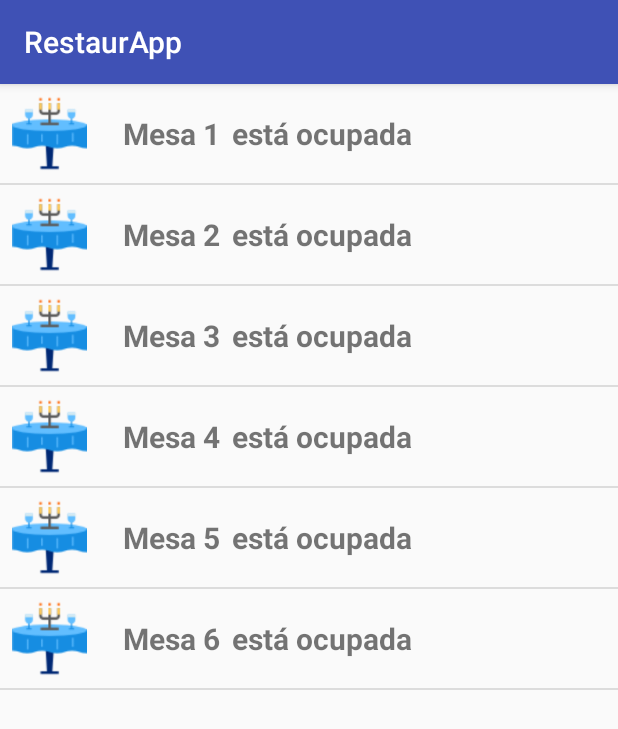
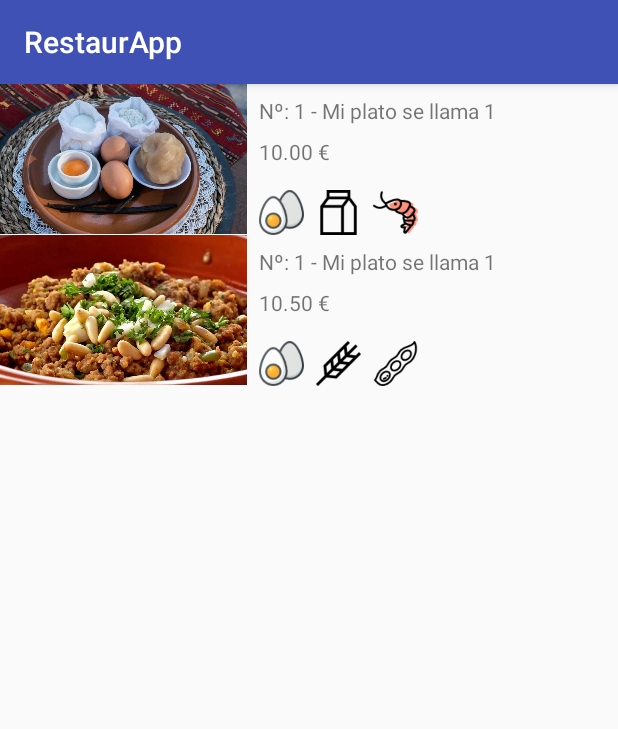
Before and after one commit to HectorAguado/RestaurApp, an Android app: the screen it shows after launch (TableListActivity before the commit, TableDetailActivity after it), after a tap on an icon or button, on a phone screen of 412 x 824 dp. Shown: the top 729 px of the screen. Run offline under Robolectric (Android 15) with nearby library versions, the phone set to English and light mode, and no system bars.

Commit message:
Añadido RecyclerView en TableDetailActivity y creado su adaptador MealListAdapter

```diff
--- a/app/src/main/AndroidManifest.xml
+++ b/app/src/main/AndroidManifest.xml
@@ -16,6 +16,7 @@
                 <category android:name="android.intent.category.LAUNCHER" />
             </intent-filter>
         </activity>
+        <activity android:name=".activity.TableDetailActivity"></activity>
     </application>
 
 </manifest>
--- /dev/null
+++ b/app/src/main/java/com/haguado/restaurapp/activity/TableDetailActivity.kt
@@ -0,0 +1,47 @@
+package com.haguado.restaurapp.activity
+
+import android.content.Context
+import android.content.Intent
+import android.os.Bundle
+import android.support.v7.app.AppCompatActivity
+import android.support.v7.widget.LinearLayoutManager
+import android.support.v7.widget.RecyclerView
+import com.haguado.restaurapp.R
+import com.haguado.restaurapp.adapter.MealListAdapter
+import com.haguado.restaurapp.model.Table
+import kotlinx.android.synthetic.main.activity_table_detail.*
+
+
+class TableDetailActivity : AppCompatActivity(){
+
+    companion object {
+        val EXTRA_TABLE = "EXTRA_TABLE"
+
+        fun intent(context: Context, table: Table): Intent {
+            val intent = Intent(context, TableDetailActivity::class.java)
+            intent.putExtra(EXTRA_TABLE, table)
+            return  intent
+        }
+    }
+
+    override fun onCreate(savedInstanceState: Bundle?) {
+        super.onCreate(savedInstanceState)
+        setContentView(R.layout.activity_table_detail)
+
+        val table = intent.getSerializableExtra(EXTRA_TABLE) as Table
+
+
+        val adapter = MealListAdapter(table.meals)
+//        adapter.setTableMeals(table.meals)
+        meal_list.adapter = adapter
+        meal_list.layoutManager = LinearLayoutManager(this)
+
+
+    }
+
+    // INTERFACE IMPLEMENTATION
+//    override fun onTableSelected(table: Table, position: Int) {
+//        val intent =
+//    }
+
+}
--- a/app/src/main/java/com/haguado/restaurapp/activity/TableListActivity.kt
+++ b/app/src/main/java/com/haguado/restaurapp/activity/TableListActivity.kt
@@ -6,24 +6,33 @@ import android.widget.AdapterView
 import android.widget.Toast
 import com.haguado.restaurapp.R
 import com.haguado.restaurapp.adapter.TableListAdapter
+import com.haguado.restaurapp.model.Table
 import com.haguado.restaurapp.repository.TablesRepo
 import kotlinx.android.synthetic.main.activity_table_list.*
 
 class TableListActivity : AppCompatActivity() {
 
+
     override fun onCreate(savedInstanceState: Bundle?) {
         super.onCreate(savedInstanceState)
         setContentView(R.layout.activity_table_list)
 
+
         table_list.adapter = TableListAdapter(this)
         table_list.onItemClickListener = AdapterView.OnItemClickListener{
             adapterView, view, index, id ->
-            Toast.makeText(this, "pulsaste la mesa ${TablesRepo.getTable(index).number}", Toast.LENGTH_SHORT).show()
+            val table = TablesRepo.getTable(index)
+            val tableDetailActivity = TableDetailActivity.intent(this, table)
+            startActivity(tableDetailActivity)
+//            Toast.makeText(this, "pulsaste la mesa ${TablesRepo.getTable(index).number}", Toast.LENGTH_SHORT).show()
         }
 
 
     }
 
-
+     // INTERFACE
+//    interface OnTableSelectedListener{
+//         fun onTableSelected(table: Table, position: Int)
+//     }
 
 }
--- /dev/null
+++ b/app/src/main/java/com/haguado/restaurapp/adapter/MealListAdapter.kt
@@ -0,0 +1,88 @@
+package com.haguado.restaurapp.adapter
+
+import android.support.v7.widget.RecyclerView
+import android.view.LayoutInflater
+import android.view.View
+import android.view.ViewGroup
+import android.widget.ImageView
+import android.widget.TextView
+import com.haguado.restaurapp.R
+import com.haguado.restaurapp.model.Alergen
+import com.haguado.restaurapp.model.Meal
+
+class MealListAdapter(private val meals: MutableList<Meal>): RecyclerView.Adapter<MealListAdapter.MealViewHolder>() {
+
+    private val items = meals
+
+    override fun onCreateViewHolder(parent: ViewGroup, viewType: Int): MealViewHolder{
+        val view = LayoutInflater
+                .from(parent.context)
+                .inflate(R.layout.view_meal_list_item, parent, false)
+        return MealViewHolder(view)
+    }
+
+    override fun getItemCount(): Int {
+        return items.size
+    }
+
+    override fun onBindViewHolder(holder:MealViewHolder, position: Int) {
+        holder.bindMealItem(items[position])
+    }
+
+    fun setTableMeals(meals: MutableList<Meal>){
+        meals.clear()
+        items.addAll(meals)
+        notifyDataSetChanged()
+    }
+
+    inner class MealViewHolder(itemView: View): RecyclerView.ViewHolder(itemView){
+        val mealImage = itemView.findViewById<ImageView>(R.id.meal_imageview)
+        val numberAndName = itemView.findViewById<TextView>(R.id.number_name_label)
+        val price = itemView.findViewById<TextView>(R.id.price_label)
+        val context = itemView.context
+        val iconEgg = itemView.findViewById<ImageView>(R.id.icon_egg)
+        val iconLactose = itemView.findViewById<ImageView>(R.id.icon_lactose)
+        val iconGluten = itemView.findViewById<ImageView>(R.id.icon_gluten)
+        val iconSoy = itemView.findViewById<ImageView>(R.id.icon_soy)
+        val iconShrimp = itemView.findViewById<ImageView>(R.id.icon_shrimp)
+
+        fun bindMealItem(meal: Meal){
+            mealImage?.setImageResource(meal.img)
+            numberAndName?.text = meal.toString()
+            price?.text = context.getString(R.string.currency_format,meal.price)
+            setAlergenIcons(meal.alergens)
+        }
+        fun setAlergenIcons(alergens: List<Alergen>){
+
+            if (Alergen.EGG in alergens){
+                iconEgg?.visibility = View.VISIBLE
+            }else{
+                iconEgg?.visibility = View.GONE
+            }
+
+            if (Alergen.LACTOSE in alergens){
+                iconLactose?.visibility = View.VISIBLE
+            }else{
+                iconLactose?.visibility = View.GONE
+            }
+
+            if (Alergen.GLUTEN in alergens){
+                iconGluten?.visibility = View.VISIBLE
+            }else{
+                iconGluten?.visibility = View.GONE
+            }
+
+            if (Alergen.SOY in alergens){
+                iconSoy?.visibility = View.VISIBLE
+            }else{
+                iconSoy?.visibility = View.GONE
+            }
+
+            if (Alergen.SHRIMP in alergens){
+                iconShrimp?.visibility = View.VISIBLE
+            }else{
+                iconShrimp?.visibility = View.GONE
+            }
+        }
+    }
+}
--- a/app/src/main/java/com/haguado/restaurapp/adapter/TableListAdapter.kt
+++ b/app/src/main/java/com/haguado/restaurapp/adapter/TableListAdapter.kt
@@ -4,14 +4,12 @@ import android.content.Context
 import android.view.LayoutInflater
 import android.view.View
 import android.view.ViewGroup
-import android.widget.AdapterView
 import android.widget.BaseAdapter
 import android.widget.ImageView
 import android.widget.TextView
 import com.haguado.restaurapp.R
+import com.haguado.restaurapp.repository.TablesRepo
 import com.haguado.restaurapp.model.Table
-import com.haguado.restaurapp.repository.TablesRepo
-import kotlinx.android.synthetic.main.view_table_list_item.*
 
 class TableListAdapter(context: Context): BaseAdapter() {
 
--- a/app/src/main/java/com/haguado/restaurapp/model/Alergen.kt
+++ b/app/src/main/java/com/haguado/restaurapp/model/Alergen.kt
@@ -1,8 +1,9 @@
 package com.haguado.restaurapp.model
 
 import com.haguado.restaurapp.R
+import java.io.Serializable
 
-enum class Alergen (val string: String, val img: Int ){
+enum class Alergen (val string: String, val img: Int ): Serializable{
     LACTOSE("Lactosa", R.drawable.lactose ),
     GLUTEN("Gluten", R.drawable.gluten),
     SOY("Soja", R.drawable.soyb),
--- a/app/src/main/java/com/haguado/restaurapp/model/Meal.kt
+++ b/app/src/main/java/com/haguado/restaurapp/model/Meal.kt
@@ -1,4 +1,18 @@
 package com.haguado.restaurapp.model
 
-data class Meal (var number: Int, var name: String, var description: String, var price: Float, var alergens: List<Alergen>, var img: Int) {
+import java.io.Serializable
+
+data class Meal (
+        var number: Int,
+        var name: String,
+        var description: String,
+        var price: Float,
+        var alergens: List<Alergen>,
+        var img: Int
+): Serializable {
+
+
+    override fun toString(): String {
+        return "Nº: ${number} - ${name}"
+    }
 }
--- a/app/src/main/java/com/haguado/restaurapp/model/Table.kt
+++ b/app/src/main/java/com/haguado/restaurapp/model/Table.kt
@@ -1,6 +1,8 @@
 package com.haguado.restaurapp.model
 
-data class Table (var number: Int, var meals: List<Meal>){
+import java.io.Serializable
+
+data class Table (var number: Int, var meals: MutableList<Meal>): Serializable{
     override fun toString() = "Mesa ${number}"
 //    override fun toString(): String {
 //        var string = ""
--- a/app/src/main/java/com/haguado/restaurapp/repository/TablesRepo.kt
+++ b/app/src/main/java/com/haguado/restaurapp/repository/TablesRepo.kt
@@ -1,6 +1,7 @@
 package com.haguado.restaurapp.repository
 
 import com.haguado.restaurapp.R
+import com.haguado.restaurapp.model.Alergen
 import com.haguado.restaurapp.model.Meal
 import com.haguado.restaurapp.model.Table
 
@@ -15,7 +16,7 @@ object TablesRepo {
     fun toArray() = tables.toTypedArray()
 
     private fun fillRestaurantTebles(): List<Table>{
-        val numberOfTables = 6
+        val numberOfTables = 12
         val tables: List<Table> = (1..numberOfTables).map {
             intToTable(it)
         }.toList()
@@ -23,7 +24,18 @@ object TablesRepo {
     }
 
     private fun intToTable(int: Int): Table {
-        return Table(int, listOf(Meal(1,"", "", 0.00f, listOf(), R.drawable.picadillo)))
+        return Table(int, mutableListOf(
+                Meal(int, "Mi plato se llama ${int}",
+                        "Descripción del plato ${int}",
+                        10f,
+                        listOf(Alergen.LACTOSE, Alergen.SHRIMP,Alergen.EGG),
+                        R.drawable.ponche),
+                Meal(int, "Mi plato se llama ${int}",
+                        "Descripción del plato ${int}",
+                        10.50f,
+                        listOf(Alergen.GLUTEN, Alergen.SOY,Alergen.EGG),
+                        R.drawable.picadillo))
+                )
     }
 
 }
--- /dev/null
+++ b/app/src/main/res/layout/activity_table_detail.xml
@@ -0,0 +1,15 @@
+<?xml version="1.0" encoding="utf-8"?>
+<LinearLayout
+    xmlns:android="http://schemas.android.com/apk/res/android"
+    xmlns:tools="http://schemas.android.com/tools"
+    android:layout_width="match_parent"
+    android:layout_height="match_parent"
+    tools:context=".activity.TableDetailActivity"
+    android:orientation="vertical">
+    <!--<include layout="@layout/view_table_list_item"/>-->
+
+    <android.support.v7.widget.RecyclerView
+        android:id="@+id/meal_list"
+        android:layout_width="match_parent"
+        android:layout_height="match_parent"></android.support.v7.widget.RecyclerView>
+</LinearLayout>
--- /dev/null
+++ b/app/src/main/res/layout/view_meal_list_item.xml
@@ -0,0 +1,99 @@
+<?xml version="1.0" encoding="utf-8"?>
+<android.support.constraint.ConstraintLayout
+    xmlns:android="http://schemas.android.com/apk/res/android"
+    xmlns:app="http://schemas.android.com/apk/res-auto"
+    xmlns:tools="http://schemas.android.com/tools"
+    android:layout_width="match_parent"
+    android:layout_height="wrap_content">
+
+
+    <android.support.constraint.Guideline
+        android:id="@+id/guideline"
+        android:layout_width="wrap_content"
+        android:layout_height="wrap_content"
+        android:orientation="vertical"
+        app:layout_constraintGuide_percent="0.4" />
+
+    <ImageView
+        android:id="@+id/meal_imageview"
+        android:layout_width="0dp"
+        android:layout_height="100dp"
+        android:scaleType="centerCrop"
+        app:layout_constraintEnd_toStartOf="@+id/guideline"
+        app:layout_constraintStart_toStartOf="parent"
+        app:layout_constraintTop_toTopOf="parent"
+        app:srcCompat="@drawable/tartaleta" />
+
+    <TextView
+        android:id="@+id/number_name_label"
+        android:layout_width="wrap_content"
+        android:layout_height="wrap_content"
+        android:layout_marginStart="8dp"
+        android:layout_marginTop="8dp"
+        app:layout_constraintStart_toStartOf="@+id/guideline"
+        app:layout_constraintTop_toTopOf="parent"
+        tools:text="Nº6: Tartaleta" />
+
+    <TextView
+        android:id="@+id/price_label"
+        android:layout_width="wrap_content"
+        android:layout_height="wrap_content"
+        android:layout_marginTop="8dp"
+        app:layout_constraintStart_toStartOf="@+id/number_name_label"
+        app:layout_constraintTop_toBottomOf="@+id/number_name_label"
+        tools:text="10,50 €" />
+
+    <ImageView
+        android:id="@+id/icon_egg"
+        android:layout_width="30dp"
+        android:layout_height="30dp"
+        android:layout_marginTop="16dp"
+        android:visibility="visible"
+        app:layout_constraintStart_toStartOf="@+id/number_name_label"
+        app:layout_constraintTop_toBottomOf="@+id/price_label"
+        app:srcCompat="@drawable/egg" />
+
+    <ImageView
+        android:id="@+id/icon_lactose"
+        android:layout_width="30dp"
+        android:layout_height="30dp"
+        android:layout_marginStart="8dp"
+        android:layout_marginTop="16dp"
+        android:visibility="visible"
+        app:layout_constraintStart_toEndOf="@+id/icon_egg"
+        app:layout_constraintTop_toBottomOf="@+id/price_label"
+        app:srcCompat="@drawable/lactose" />
+
+    <ImageView
+        android:id="@+id/icon_gluten"
+        android:layout_width="30dp"
+        android:layout_height="30dp"
+        android:layout_marginStart="8dp"
+        android:layout_marginTop="16dp"
+        android:visibility="visible"
+        app:layout_constraintStart_toEndOf="@+id/icon_lactose"
+        app:layout_constraintTop_toBottomOf="@+id/price_label"
+        app:srcCompat="@drawable/gluten" />
+
+    <ImageView
+        android:id="@+id/icon_soy"
+        android:layout_width="30dp"
+        android:layout_height="30dp"
+        android:layout_marginStart="8dp"
+        android:layout_marginTop="16dp"
+        android:visibility="visible"
+        app:layout_constraintStart_toEndOf="@+id/icon_gluten"
+        app:layout_constraintTop_toBottomOf="@+id/price_label"
+        app:srcCompat="@drawable/soyb" />
+
+    <ImageView
+        android:id="@+id/icon_shrimp"
+        android:layout_width="30dp"
+        android:layout_height="30dp"
+        android:layout_marginStart="8dp"
+        android:layout_marginTop="16dp"
+        android:visibility="visible"
+        app:layout_constraintStart_toEndOf="@+id/icon_soy"
+        app:layout_constraintTop_toBottomOf="@+id/price_label"
+        app:srcCompat="@drawable/shrimp" />
+</android.support.constraint.ConstraintLayout>
--- a/app/src/main/res/values/strings.xml
+++ b/app/src/main/res/values/strings.xml
@@ -1,3 +1,4 @@
 <resources>
     <string name="app_name">RestaurApp</string>
+    <string name="currency_format"> %.2f €</string>
 </resources>
```
Also changed, not shown: app/build.gradle (+5 -2 lines).
